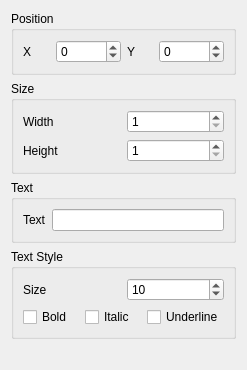
Above: src/Core/form_button_properties.ui from igormironchik/prototyper before the change. Below: the same form after it.
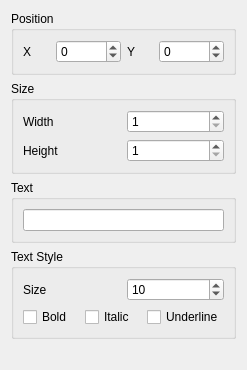
That is the form after the change.

Commit message: Remove redundant labels.

The edit to the form file:
```diff
--- a/src/Core/form_button_properties.ui
+++ b/src/Core/form_button_properties.ui
@@ -110,13 +110,6 @@
       <string>Text</string>
      </property>
      <layout class="QHBoxLayout" name="horizontalLayout_5">
-      <item>
-       <widget class="QLabel" name="label">
-        <property name="text">
-         <string>Text</string>
-        </property>
-       </widget>
-      </item>
       <item>
        <widget class="QLineEdit" name="m_text"/>
       </item>
```
The commit also changes 5 other files.
